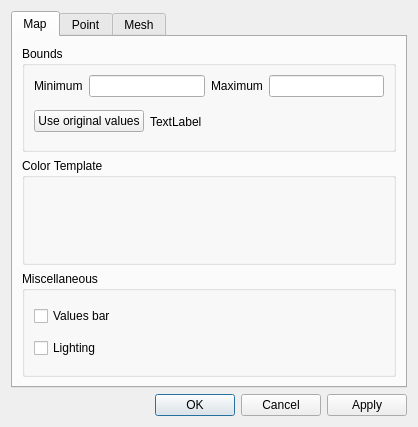
IPH-ECO/iph-eco-gui, file src/ui/grid_layer_attributes_dialog.ui: the form before one commit.
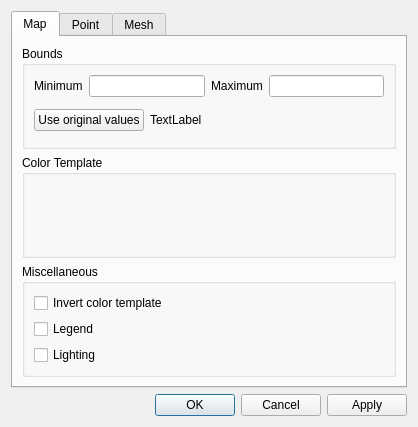
The form after the commit.

Commit message: Renaming weight bar attribute to map legend

The edit to the form file:
```diff
--- a/src/ui/grid_layer_attributes_dialog.ui
+++ b/src/ui/grid_layer_attributes_dialog.ui
@@ -105,7 +105,14 @@
           <item>
            <widget class="QCheckBox" name="chkWeightBar">
             <property name="text">
-             <string>Values bar</string>
+             <string>Invert color template</string>
+            </property>
+           </widget>
+          </item>
+          <item>
+           <widget class="QCheckBox" name="chkMapLegend">
+            <property name="text">
+             <string>Legend</string>
             </property>
            </widget>
           </item>
```
Left out of the diff: 2 changed lines with no effect on the pictures. The commit also changes 7 other files.
